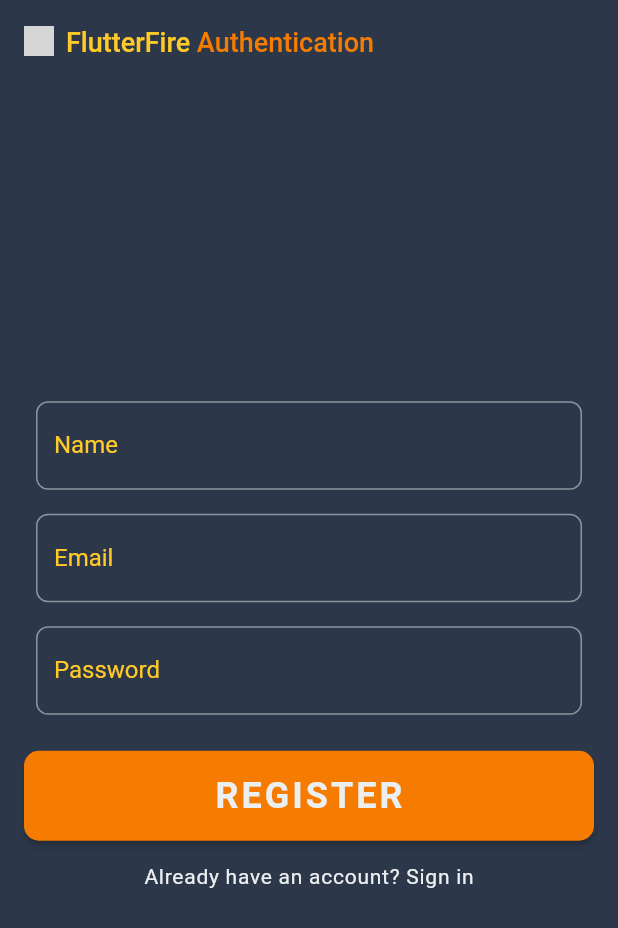
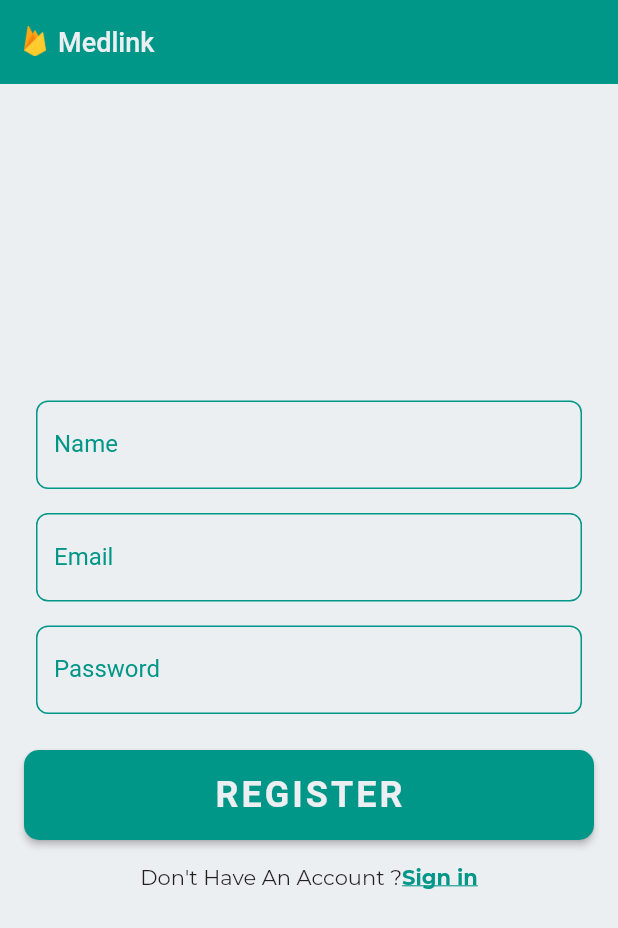
Before and after one commit to BlackpearlJack/tibuexample, a Flutter app: the RegisterScreen screen opened directly, on a phone screen of 412 x 824 dp. Shown: the top 928 px of the screen. Run offline on Flutter 3.47's test engine with Material 2 defaults, Android fonts, the phone set to English and light mode, and no system bars; our stand-ins replace firebase_auth, firebase_core; accounts and stored records are empty; project files that could hold a hidden picture were left out; grey boxes are pictures that could not be loaded.

Commit message:
finalization on firebase connection

```diff
--- a/lib/Access/res/custom_colors.dart
+++ b/lib/Access/res/custom_colors.dart
@@ -7,4 +7,7 @@ class CustomColors {
   static final Color firebaseYellow = Color(0xFFFFCA28);
   static final Color firebaseGrey = Color(0xFFECEFF1);
   static final Color googleBackground = Color(0xFF4285F4);
+  static final Color appTeal = Colors.teal;
+  static final Color accentApp = Colors.tealAccent;
+
 }
--- a/lib/Access/screens/register_screen.dart
+++ b/lib/Access/screens/register_screen.dart
@@ -22,12 +22,13 @@ class _RegisterScreenState extends State<RegisterScreen> {
         _passwordFocusNode.unfocus();
       },
       child: Scaffold(
-        backgroundColor: CustomColors.firebaseNavy,
+          backgroundColor: CustomColors.firebaseGrey,
           appBar: AppBar(
           elevation: 0,
-          backgroundColor: CustomColors.firebaseNavy,
+          backgroundColor: CustomColors.appTeal,
           title: AppBarTitle(),
           ),
+          resizeToAvoidBottomInset: false,
           body: SafeArea(
             child: Padding(
               padding: const EdgeInsets.only(
@@ -35,6 +36,7 @@ class _RegisterScreenState extends State<RegisterScreen> {
               right: 16.0,
               bottom: 20.0,
               ),
+              child: Container(
                 child: RegisterForm(
                   nameFocusNode: _nameFocusNode,
                   emailFocusNode: _emailFocusNode,
@@ -42,6 +44,7 @@ class _RegisterScreenState extends State<RegisterScreen> {
                 ),
               ),
             ),
+          )
       ),
     );
   }
--- a/lib/Access/widgets/app_bar_title.dart
+++ b/lib/Access/widgets/app_bar_title.dart
@@ -9,21 +9,14 @@ class AppBarTitle extends StatelessWidget {
       mainAxisSize: MainAxisSize.min,
       children: [
         Image.asset(
-          'assets/firebase_logo.png',
+          'assets/images/firebase_logo.png',
           height: 20,
         ),
         SizedBox(width: 8),
         Text(
-          'FlutterFire',
+          'Medlink',
           style: TextStyle(
-            color: CustomColors.firebaseYellow,
-            fontSize: 18,
-          ),
-        ),
-        Text(
-          ' Authentication',
-          style: TextStyle(
-            color: CustomColors.firebaseOrange,
+            color: CustomColors.firebaseGrey,
             fontSize: 18,
           ),
         ),
--- a/lib/Access/widgets/custom_form_field.dart
+++ b/lib/Access/widgets/custom_form_field.dart
@@ -42,43 +42,43 @@ class CustomFormField extends StatelessWidget {
       textCapitalization:
       isCapitalized ? TextCapitalization.words : TextCapitalization.none,
       textInputAction: _inputAction,
-      cursorColor: CustomColors.firebaseYellow,
+      cursorColor: CustomColors.appTeal,
       validator: (value) => _validator(value!),
       decoration: InputDecoration(
         labelText: _label,
-        labelStyle: TextStyle(color: CustomColors.firebaseYellow),
+        labelStyle: TextStyle(color: CustomColors.appTeal),
         hintText: _hint,
         hintStyle: TextStyle(
-          color: CustomColors.firebaseGrey.withOpacity(0.5),
+          color: CustomColors.firebaseNavy,
         ),
         errorStyle: TextStyle(
-          color: Colors.redAccent,
+          color: Colors.white,
           fontWeight: FontWeight.bold,
         ),
         focusedBorder: OutlineInputBorder(
           borderRadius: BorderRadius.circular(8.0),
           borderSide: BorderSide(
-            color: CustomColors.firebaseAmber,
+            color: CustomColors.appTeal,
             width: 2,
           ),
         ),
         enabledBorder: OutlineInputBorder(
           borderRadius: BorderRadius.circular(8.0),
           borderSide: BorderSide(
-            color: CustomColors.firebaseGrey.withOpacity(0.5),
+            color: CustomColors.appTeal,
           ),
         ),
         errorBorder: OutlineInputBorder(
           borderRadius: BorderRadius.circular(8.0),
           borderSide: BorderSide(
-            color: Colors.redAccent,
+            color: Colors.greenAccent,
             width: 2,
           ),
         ),
         focusedErrorBorder: OutlineInputBorder(
           borderRadius: BorderRadius.circular(8.0),
           borderSide: BorderSide(
-            color: Colors.redAccent,
+            color: Colors.greenAccent,
             width: 2,
           ),
         ),
--- a/lib/Access/widgets/register_form.dart
+++ b/lib/Access/widgets/register_form.dart
@@ -122,7 +122,7 @@ class _RegisterFormState extends State<RegisterForm> {
               child: ElevatedButton(
                 style: ButtonStyle(
                   backgroundColor: MaterialStateProperty.all(
-                    CustomColors.firebaseOrange,
+                    CustomColors.appTeal,
                   ),
                   shape: MaterialStateProperty.all(
                     RoundedRectangleBorder(
@@ -178,6 +178,14 @@ class _RegisterFormState extends State<RegisterForm> {
             ),
           ),
           SizedBox(height: 16.0),
+          Row(
+            mainAxisAlignment: MainAxisAlignment.center,
+            children: <Widget>[
+              Text("Don't Have An Account ?",
+                style: TextStyle(
+                  fontFamily: 'Montserrat',
+                ),
+              ),
               InkWell(
                 onTap: () {
                   Navigator.of(context).pushReplacement(
@@ -185,12 +193,16 @@ class _RegisterFormState extends State<RegisterForm> {
                   );
                 },
                 child: Text(
-              'Already have an account? Sign in',
+                  'Sign in',
                   style: TextStyle(
-                color: CustomColors.firebaseGrey,
-                letterSpacing: 0.5,
+                      color: Colors.teal,
+                      fontWeight: FontWeight.bold,
+                      fontFamily: 'Montserrat',
+                      decoration: TextDecoration.underline
                   ),
                 ),
+              ),
+            ],
           )
         ],
       ),
--- a/lib/main.dart
+++ b/lib/main.dart
@@ -1,5 +1,6 @@
 import 'package:flutter/cupertino.dart';
 import 'package:flutter/material.dart';
+import 'package:flutter_app/Access/screens/register_screen.dart';
 import 'Access/screens/sign_in_screen.dart';
 import 'file:///C:/Users/ICTA%20NOC/Documents/flutter_app/lib/Access/signup.dart';
 import 'file:///C:/Users/ICTA%20NOC/Documents/flutter_app/lib/Screens/welcome_screen.dart';
--- a/pubspec.yaml
+++ b/pubspec.yaml
@@ -27,6 +27,7 @@ dependencies:
 
   # The following adds the Cupertino Icons font to your application.
   # Use with the CupertinoIcons class for iOS style icons.
+  http:
   cupertino_icons: ^1.0.2
   cloud_firestore: ^1.0.1
   firebase_auth: ^1.0.1
@@ -52,6 +53,7 @@ flutter:
   assets:
     - assets/images/
     - assets/json/
+    - assets/appimages/
 
 
   # An image asset can refer to one or more resolution-specific "variants", see
```
Also changed, not shown: lib/Access/signup.dart (+0 -21 lines), lib/Access/widgets/sign_in_form.dart (+20 -9 lines), pubspec.lock. Lines whose indentation alone changed are shown as unchanged.
